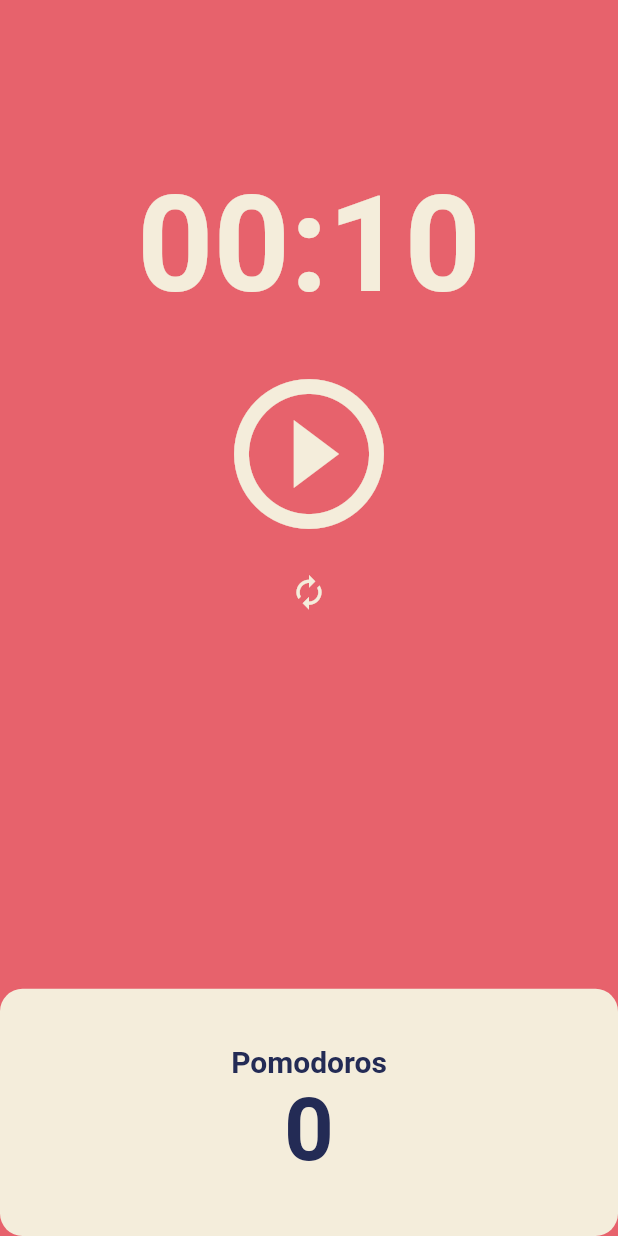
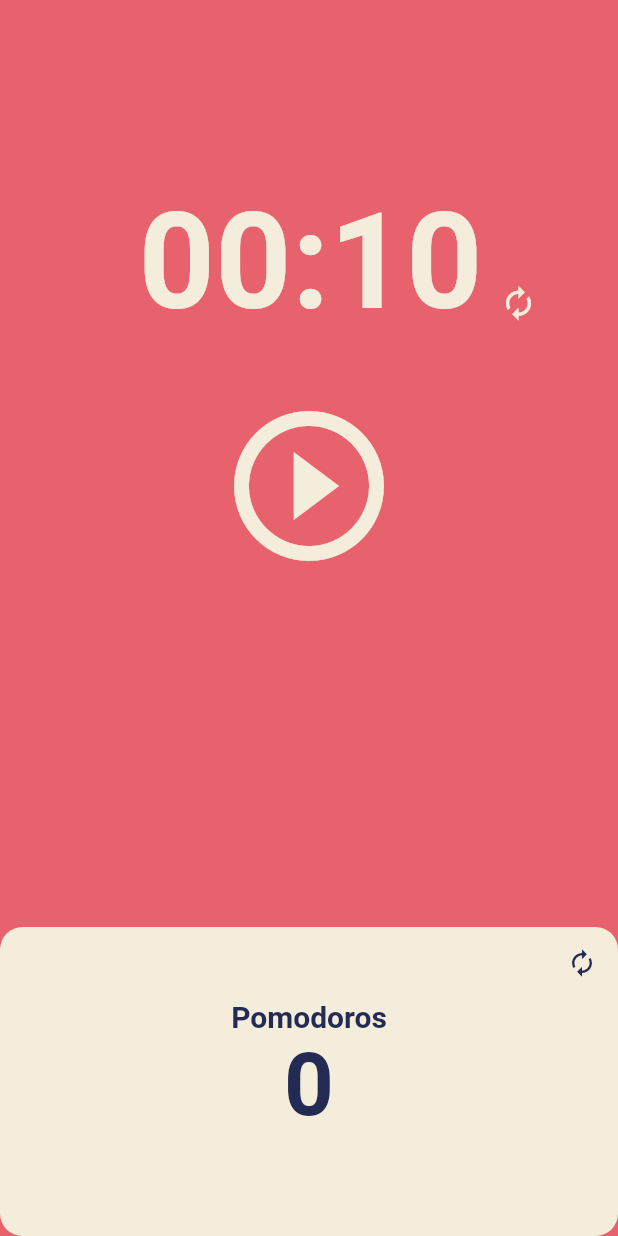
Before and after one commit to JadeKim042386/flutter-tutorial, a Flutter app: the screen it shows after launch, on a phone screen of 412 x 824 dp. Run offline on Flutter 3.47's test engine with Material 2 defaults, Android fonts, the phone set to English and light mode, and no system bars.

Commit message:
time reset, pomodoro reset으로 나누어서 button 추가 및 실행하지 않을때만 Timer 실행하도록 수정

```diff
--- a/lib/screens/home_screen.dart
+++ b/lib/screens/home_screen.dart
@@ -32,10 +32,12 @@ class _HomeScreenState extends State<HomeScreen> {
   }
 
   void onStartPressed() {
+    if (!isRunning) {
       timer = Timer.periodic(
         const Duration(seconds: 1),
         onTick,
       );
+    }
     setState(() {
       isRunning = true;
     });
@@ -48,11 +50,17 @@ class _HomeScreenState extends State<HomeScreen> {
     });
   }
 
-  void onResetPressed() {
+  void onTimeResetPressed() {
     timer.cancel();
     setState(() {
       isRunning = false;
       totalSeconds = twentyFiveMinutes;
+    });
+  }
+
+  void onPomoResetPressed() {
+    setState(() {
+      totalPomodoros = 0;
     });
   }
 
@@ -65,10 +73,14 @@ class _HomeScreenState extends State<HomeScreen> {
           Flexible(
               flex: 1,
               child: Transform.translate(
-                offset: const Offset(0, 50),
+                offset: const Offset(25, 20),
                 child: Container(
                   alignment: Alignment.bottomCenter,
-                  child: Text(
+                  child: Row(
+                      mainAxisAlignment: MainAxisAlignment.center,
+                      crossAxisAlignment: CrossAxisAlignment.end,
+                      children: [
+                        Text(
                           totalSeconds >= 60 * 60
                               ? '${(totalSeconds ~/ (60 * 60)).toString().padLeft(2, '0')}:${((totalSeconds % (60 * 60)) ~/ 60).toString().padLeft(2, '0')}:${((totalSeconds % (60 * 60)) % 60).toString().padLeft(2, '0')}'
                               : '${(totalSeconds ~/ 60).toString().padLeft(2, '0')}:${(totalSeconds % 60).toString().padLeft(2, '0')}',
@@ -77,30 +89,28 @@ class _HomeScreenState extends State<HomeScreen> {
                               fontSize: 89,
                               fontWeight: FontWeight.w600),
                         ),
+                        IconButton(
+                          iconSize: 25,
+                          color: Theme.of(context).cardColor,
+                          onPressed: onTimeResetPressed,
+                          icon: const Icon(Icons.autorenew),
+                        )
+                      ]),
                 ),
               )),
           Flexible(
-              flex: 3,
+              flex: 2,
               child: Transform.translate(
-                  offset: const Offset(0, 70),
-                  child: Column(
-                      crossAxisAlignment: CrossAxisAlignment.center,
-                      children: [
+                  offset: const Offset(0, 50),
+                  child: Column(children: [
                     IconButton(
                       iconSize: 120,
                       color: Theme.of(context).cardColor,
-                          onPressed:
-                              isRunning ? onPausePressed : onStartPressed,
+                      onPressed: isRunning ? onPausePressed : onStartPressed,
                       icon: Icon(isRunning
                           ? Icons.pause_circle_outline
                           : Icons.play_circle_outline),
-                        ),
-                        IconButton(
-                          iconSize: 25,
-                          color: Theme.of(context).cardColor,
-                          onPressed: onResetPressed,
-                          icon: const Icon(Icons.autorenew),
-                        ),
+                    )
                   ]))),
           Flexible(
               flex: 1,
@@ -113,8 +123,22 @@ class _HomeScreenState extends State<HomeScreen> {
                         borderRadius: BorderRadius.circular(15),
                       ),
                       child: Column(
-                        mainAxisAlignment: MainAxisAlignment.center,
+                        mainAxisAlignment: MainAxisAlignment.start,
                         children: [
+                          Row(
+                            mainAxisAlignment: MainAxisAlignment.end,
+                            children: [
+                              IconButton(
+                                iconSize: 20,
+                                color: Theme.of(context)
+                                    .textTheme
+                                    .headline1!
+                                    .color,
+                                onPressed: onPomoResetPressed,
+                                icon: const Icon(Icons.autorenew),
+                              ),
+                            ],
+                          ),
                           Text('Pomodoros',
                               style: TextStyle(
                                 fontSize: 20,
```
Lines whose indentation alone changed are shown as unchanged.
